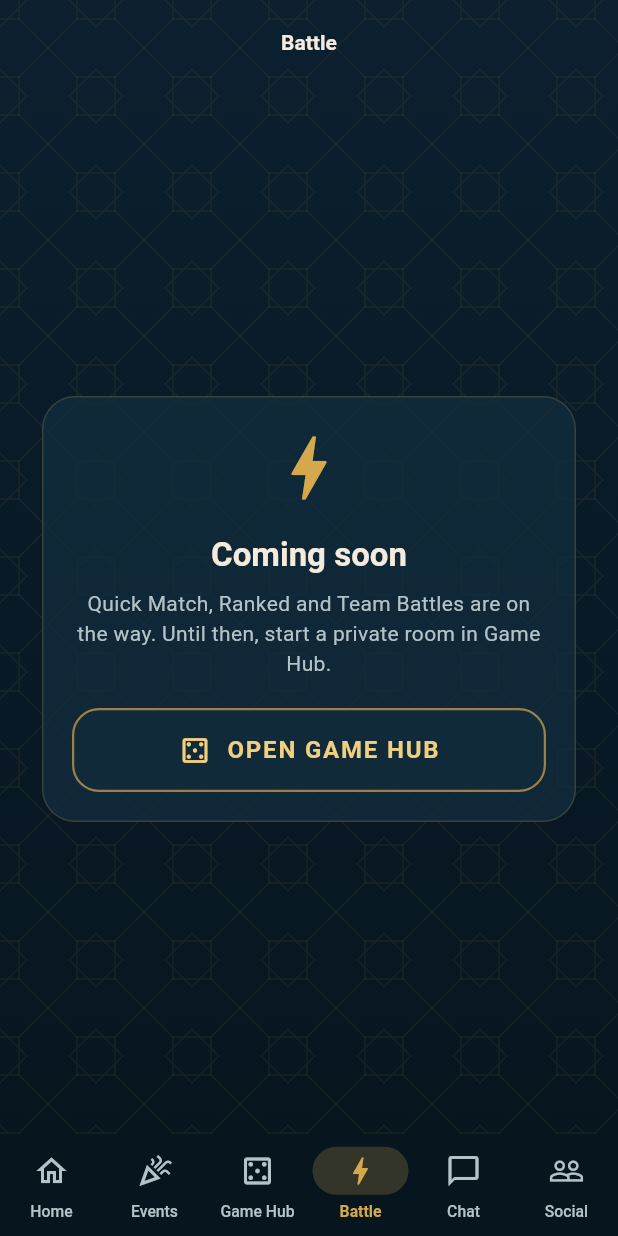
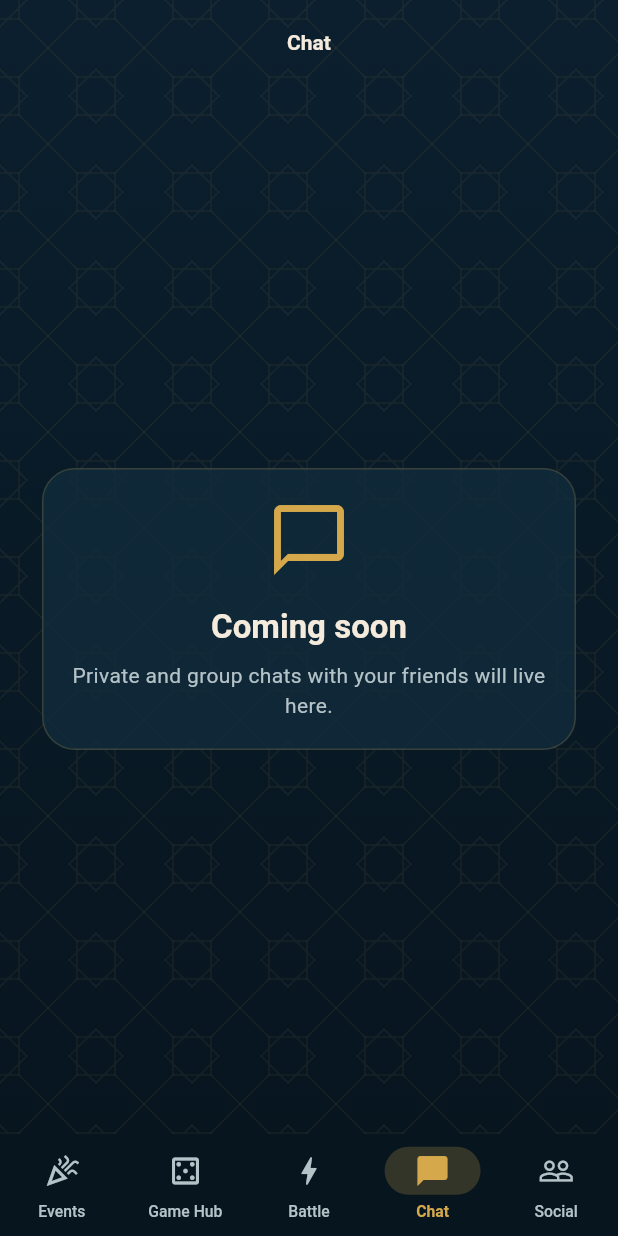
Before and after one commit to taimoor822/DiceMajlis, a Flutter app: the screen it shows after launch, item 4 of the bottom bar chosen, on a phone screen of 412 x 824 dp. Run offline on Flutter 3.47's test engine with Material 3 defaults, Android fonts, the phone set to English and light mode, and no system bars; our stand-ins replace dio, flutter_riverpod, flutter_svg, freezed_annotation, go_router, shared_preferences; missing offline and left inert: dart:js_interop.

Commit message:
Navigation: Battle (centre tab) is the Home lobby
Owner's reference screens put the lobby behind the centre Battle tab, so the
bar is now Events · Game Hub · Battle · Chat · Social (five tabs, no separate
Home tab). The app opens on Battle; back from another tab returns there.

- Branch order Events, Game Hub, Battle (/home), Chat, Social
- Removed the Battle "coming soon" page and the unused texts
- Tests updated (46); docs: PLATFORM, ARCHITECTURE, README, planning, CLAUDE.md

Co-Authored-By: Claude Opus 5.5 <noreply@anthropic.com>
Claude-Session: https://claude.ai/code/session_01KUFAdWwELFGNgS5yGq68zi

```diff
--- a/frontend/dice_majlis_app/lib/core/l10n/app_en.arb
+++ b/frontend/dice_majlis_app/lib/core/l10n/app_en.arb
@@ -6,7 +6,6 @@
 
   "commonRetry": "Try again",
 
-  "navHome": "Home",
   "navEvents": "Events",
   "navGameHub": "Game Hub",
   "navBattle": "Battle",
@@ -52,9 +51,6 @@
 
   "eventsTitle": "Events",
   "eventsBody": "Live events, daily missions and rewards will appear here.",
-  "battleTitle": "Battle",
-  "battleBody": "Quick Match, Ranked and Team Battles are on the way. Until then, start a private room in Game Hub.",
-  "battleOpenHub": "Open Game Hub",
   "chatTitle": "Chat",
   "chatBody": "Private and group chats with your friends will live here.",
   "socialTitle": "Social",
--- a/frontend/dice_majlis_app/lib/core/routing/app_router.dart
+++ b/frontend/dice_majlis_app/lib/core/routing/app_router.dart
@@ -50,17 +50,11 @@ final appRouterProvider = Provider<GoRouter>((ref) {
         path: AppRoutes.splash,
         builder: (context, state) => const SplashScreen(),
       ),
-      // Home + the five tabs, with the bottom bar. The order here is the
-      // order of the bar (MainShell).
+      // The five tabs, with the bottom bar. The order here is the order of
+      // the bar (MainShell); Battle, in the centre, is the Home lobby.
       StatefulShellRoute.indexedStack(
         builder: (context, state, shell) => MainShell(navigationShell: shell),
         branches: [
-          _tab(AppRoutes.home, const HomeScreen(), [
-            GoRoute(
-              path: 'settings',
-              builder: (context, state) => const SettingsScreen(),
-            ),
-          ]),
           _tab(AppRoutes.events, const EventsScreen()),
           _tab(AppRoutes.hub, const GameHubScreen(), [
             GoRoute(
@@ -72,7 +66,12 @@ final appRouterProvider = Provider<GoRouter>((ref) {
               builder: (context, state) => const JoinRoomScreen(),
             ),
           ]),
-          _tab(AppRoutes.battle, const BattleScreen()),
+          _tab(AppRoutes.home, const HomeScreen(), [
+            GoRoute(
+              path: 'settings',
+              builder: (context, state) => const SettingsScreen(),
+            ),
+          ]),
           _tab(AppRoutes.chat, const ChatScreen()),
           _tab(AppRoutes.social, const SocialScreen()),
         ],
--- a/frontend/dice_majlis_app/lib/core/routing/app_routes.dart
+++ b/frontend/dice_majlis_app/lib/core/routing/app_routes.dart
@@ -2,11 +2,11 @@
 abstract final class AppRoutes {
   static const splash = '/';
 
-  // Main navigation: Home and the five tabs (each keeps its own history).
-  static const home = '/home';
+  // Main navigation: five tabs (each keeps its own history). Battle, in the
+  // centre, is the Home lobby where the app opens.
   static const events = '/events';
   static const hub = '/hub';
-  static const battle = '/battle';
+  static const home = '/home';
   static const chat = '/chat';
   static const social = '/social';
 
--- a/frontend/dice_majlis_app/lib/features/navigation/presentation/main_shell.dart
+++ b/frontend/dice_majlis_app/lib/features/navigation/presentation/main_shell.dart
@@ -4,14 +4,16 @@ import 'package:go_router/go_router.dart';
 import '../../../core/l10n/generated/app_localizations.dart';
 
 /// The app's frame: the page of the current tab, with the bottom bar
-/// Home · Events · Game Hub · Battle · Chat · Social. Each tab keeps its own
-/// history, so switching tabs and back returns to where you were.
+/// Events · Game Hub · Battle · Chat · Social. Battle, in the centre, is the
+/// Home lobby where the app opens. Each tab keeps its own history, so
+/// switching tabs and back returns to where you were.
 class MainShell extends StatelessWidget {
   const MainShell({super.key, required this.navigationShell});
 
   final StatefulNavigationShell navigationShell;
 
-  static const homeIndex = 0;
+  /// Battle: the Home lobby (must match the branch order in app_router.dart).
+  static const homeIndex = 2;
 
   void _select(int index) => navigationShell.goBranch(
     index,
@@ -25,7 +27,8 @@ class MainShell extends StatelessWidget {
     final onHome = navigationShell.currentIndex == homeIndex;
 
     return PopScope(
-      // Back on another tab returns Home first; back on Home leaves the app.
+      // Back on another tab returns to the lobby first; back there leaves
+      // the app.
       canPop: onHome,
       onPopInvokedWithResult: (didPop, _) {
         if (!didPop && !onHome) _select(homeIndex);
@@ -36,11 +39,6 @@ class MainShell extends StatelessWidget {
           selectedIndex: navigationShell.currentIndex,
           onDestinationSelected: _select,
           destinations: [
-            NavigationDestination(
-              icon: const Icon(Icons.home_outlined),
-              selectedIcon: const Icon(Icons.home_rounded),
-              label: l10n.navHome,
-            ),
             NavigationDestination(
               icon: const Icon(Icons.celebration_outlined),
               selectedIcon: const Icon(Icons.celebration),
--- a/frontend/dice_majlis_app/lib/features/navigation/presentation/tab_placeholders.dart
+++ b/frontend/dice_majlis_app/lib/features/navigation/presentation/tab_placeholders.dart
@@ -1,14 +1,11 @@
 import 'package:flutter/material.dart';
-import 'package:go_router/go_router.dart';
 
 import '../../../core/l10n/generated/app_localizations.dart';
-import '../../../core/routing/app_routes.dart';
 import '../../../shared/widgets/coming_soon.dart';
-import '../../../shared/widgets/majlis_button.dart';
 
 // The tabs whose features come in later phases. Each one is replaced by its
-// real screen when built (Events: Phase 8, Battle: Phases 4/6, Chat and
-// Social: Phase 5; see docs/planning.md).
+// real screen when built (Events: Phase 8, Chat and Social: Phase 5; see
+// docs/planning.md). Battle is the Home lobby (home_screen.dart).
 
 class EventsScreen extends StatelessWidget {
   const EventsScreen({super.key});
@@ -20,26 +17,6 @@ class EventsScreen extends StatelessWidget {
       title: l10n.eventsTitle,
       icon: Icons.celebration_outlined,
       message: l10n.eventsBody,
-    );
-  }
-}
-
-class BattleScreen extends StatelessWidget {
-  const BattleScreen({super.key});
-
-  @override
-  Widget build(BuildContext context) {
-    final l10n = AppLocalizations.of(context);
-    return ComingSoonPage(
-      title: l10n.battleTitle,
-      icon: Icons.bolt_outlined,
-      message: l10n.battleBody,
-      action: MajlisButton(
-        label: l10n.battleOpenHub,
-        icon: Icons.casino_outlined,
-        style: MajlisButtonStyle.secondary,
-        onPressed: () => context.go(AppRoutes.hub),
-      ),
     );
   }
 }
```
Also changed, not shown: frontend/dice_majlis_app/lib/core/l10n/generated/app_localizations.dart, frontend/dice_majlis_app/lib/core/l10n/generated/app_localizations_en.dart, 6 other files.
